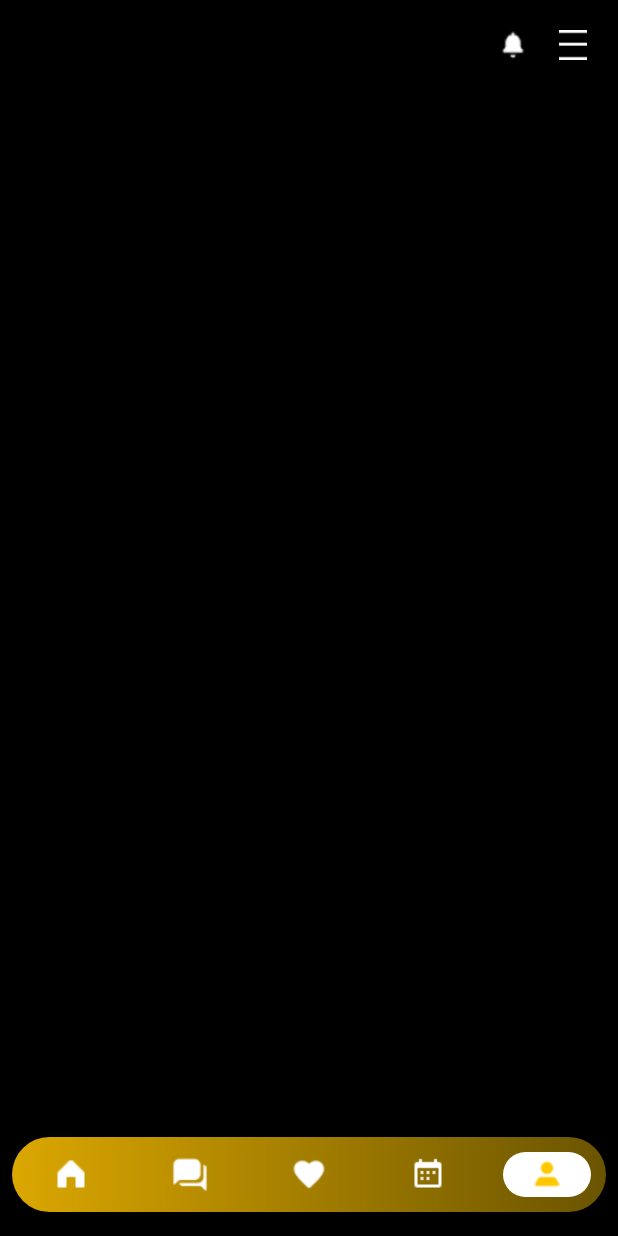
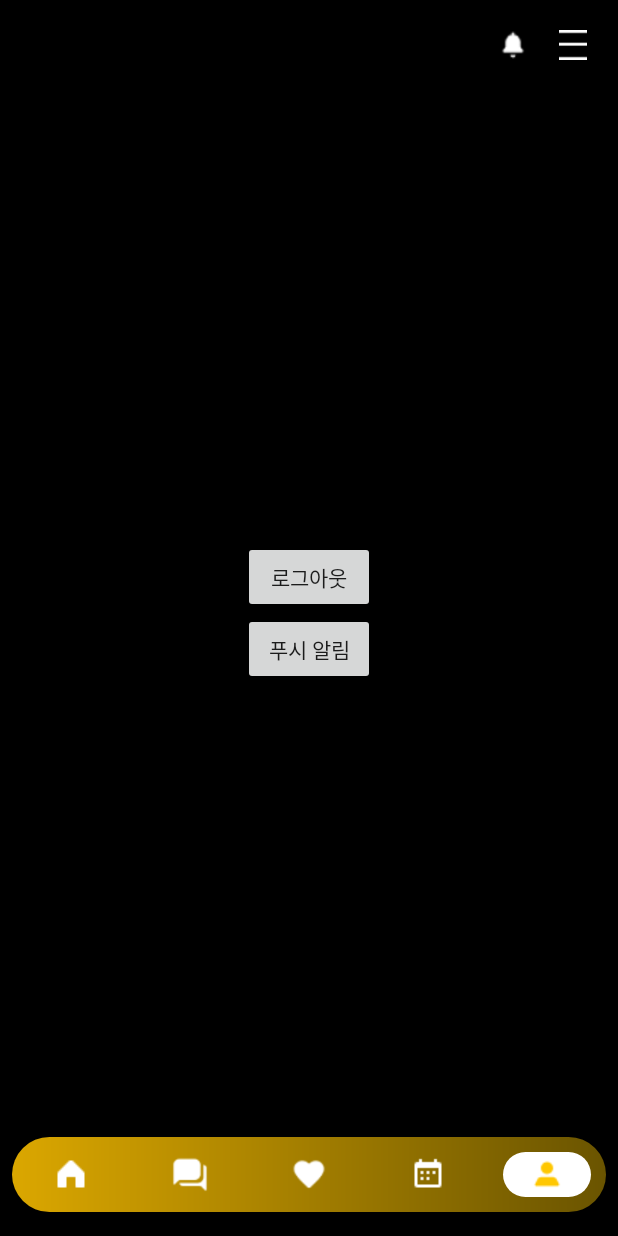
Before and after one commit to EJ-pro/Collobo-Station, an Android app: the Fragment_Home screen opened directly, with no data from a screen before it, item 5 of the bottom bar chosen, on a phone screen of 412 x 824 dp. Run offline under Robolectric (Android 15) with nearby library versions, the phone set to English and light mode, and no system bars; our stand-ins replace Firebase (no records; nobody signed in at launch, a user with empty details on screens opened directly).

Commit message:
main viewpager round 추가

```diff
--- a/app/build.gradle.kts
+++ b/app/build.gradle.kts
@@ -42,6 +42,7 @@ android {
 }
 
 dependencies {
+    implementation("de.hdodenhof:circleimageview:3.1.0")
     implementation("com.google.android.material:material:1.4.0")
     implementation("com.google.firebase:firebase-analytics")
     implementation(platform("com.google.firebase:firebase-bom:32.8.1"))
--- a/app/src/main/java/com/example/collobo_station/Fragment/Fragment_Home.kt
+++ b/app/src/main/java/com/example/collobo_station/Fragment/Fragment_Home.kt
@@ -1,7 +1,9 @@
 package com.example.collobo_station.Fragment
 
 import android.annotation.SuppressLint
+import android.content.ContentValues.TAG
 import android.os.Bundle
+import android.util.Log
 import android.view.LayoutInflater
 import android.view.View
 import android.view.ViewGroup
@@ -17,6 +19,9 @@ import com.example.collobo_station.Adapter.ViewPager2Adapter
 import com.example.collobo_station.R
 import com.google.firebase.firestore.FirebaseFirestore
 import android.widget.Toast
+import com.google.firebase.Firebase
+import com.google.firebase.auth.auth
+import com.google.firebase.firestore.firestore
 
 class Fragment_Home : Fragment() {
 
@@ -28,6 +33,7 @@ class Fragment_Home : Fragment() {
     private lateinit var textViewTargetAudience: TextView
     private lateinit var textViewReceptionPeriod: TextView
     private lateinit var textViewTotalPrize: TextView
+    private lateinit var textViewUserName:TextView
 
     @SuppressLint("MissingInflatedId")
     override fun onCreateView(
@@ -43,6 +49,47 @@ class Fragment_Home : Fragment() {
         textViewTargetAudience = view.findViewById(R.id.textViewTargetAudience)
         textViewReceptionPeriod = view.findViewById(R.id.textViewReceptionPeriod)
         textViewTotalPrize = view.findViewById(R.id.textViewTotalPrize)
+        textViewUserName = view.findViewById(R.id.textViewUserName)
+
+        val user = Firebase.auth.currentUser
+        if (user != null) {
+            val userEmail = user.email
+            if (userEmail != null) {
+                val db = Firebase.firestore
+                // Users 컬렉션에서 현재 사용자의 이메일과 일치하는 문서를 찾습니다.
+                db.collection("Users")
+                    .whereEqualTo("email", userEmail)
+                    .get()
+                    .addOnSuccessListener { documents ->
+                        if (!documents.isEmpty) {
+                            val document = documents.documents[0]
+                            val nickname = document.getString("nickname")
+                            if (nickname != null) {
+                                // 닉네임이 존재하는 경우에만 표시합니다.
+                                textViewUserName.text = nickname
+                                Toast.makeText(requireContext(), "안녕하세요, $nickname 님!", Toast.LENGTH_SHORT).show()
+                            } else {
+                                // 닉네임이 없는 경우 "사용자"로 표시합니다.
+                                textViewUserName.text = "사용자"
+                            }
+                        } else {
+                            // 일치하는 문서가 없는 경우 "사용자"로 표시합니다.
+                            textViewUserName.text = "사용자"
+                        }
+                    }
+                    .addOnFailureListener { e ->
+                        Log.e(TAG, "Error getting document", e)
+                        // 오류 발생 시 "로그인 필요"로 표시합니다.
+                        textViewUserName.text = "로그인 필요"
+                    }
+            } else {
+                // 사용자 이메일이 없는 경우 "로그인 필요"로 표시합니다.
+                textViewUserName.text = "로그인 필요"
+            }
+        } else {
+            // 사용자가 로그인하지 않은 경우 "로그인 필요"로 표시합니다.
+            textViewUserName.text = "로그인 필요"
+        }
 
         val firestore = FirebaseFirestore.getInstance()
         firestore.collection("Recommendation Contest")
--- a/app/src/main/java/com/example/collobo_station/Fragment/Fragment_User.kt
+++ b/app/src/main/java/com/example/collobo_station/Fragment/Fragment_User.kt
@@ -1,6 +1,55 @@
 package com.example.collobo_station.Fragment
 
+import android.content.Context
+import android.content.Intent
+import android.os.Bundle
+import android.view.LayoutInflater
+import android.view.View
+import android.view.ViewGroup
 import androidx.fragment.app.Fragment
+import com.example.collobo_station.Login.LoginActivity
+import com.example.collobo_station.databinding.FragmentMyPageBinding
+import com.google.firebase.auth.FirebaseAuth
 
 class Fragment_User: Fragment() {
+    private var _binding: FragmentMyPageBinding? = null
+    private val binding get() = _binding!!
+
+    override fun onCreateView(
+        inflater: LayoutInflater,
+        container: ViewGroup?,
+        savedInstanceState: Bundle?
+    ): View {
+        _binding = FragmentMyPageBinding.inflate(inflater, container, false)
+        val view = binding.root
+
+        // 로그아웃 버튼 클릭 리스너 설정
+        binding.logoutBtn.setOnClickListener {
+            // Firebase에서 로그아웃
+            FirebaseAuth.getInstance().signOut()
+
+            // SharedPreferences에서 자동 로그인 정보 삭제
+            val sharedPreferences = requireActivity().getSharedPreferences("loginPrefs", Context.MODE_PRIVATE)
+            with(sharedPreferences.edit()) {
+                putBoolean("isLoggedIn", false)
+                remove("username")
+                remove("password")
+                apply()
+            }
+
+            // 로그인 화면으로 이동
+            val intent = Intent(activity, LoginActivity::class.java)
+            startActivity(intent)
+            activity?.finish() // 현재 화면 종료
+        }
+        binding.push.setOnClickListener {
+
+        }
+        return view
+    }
+
+    override fun onDestroyView() {
+        super.onDestroyView()
+        _binding = null
+    }
 }
--- a/app/src/main/java/com/example/collobo_station/Login/CreateActivity.kt
+++ b/app/src/main/java/com/example/collobo_station/Login/CreateActivity.kt
@@ -244,8 +244,7 @@ class CreateActivity  : AppCompatActivity() {
                             "phone_number" to phone,
                             "nickname" to nickname
                         )
-
-                        db.collection("Users").document(nickname)
+                        db.collection("Users").document(email)
                             .set(userInfo)
                             .addOnSuccessListener {
                                 Toast.makeText(this, "회원가입에 성공하였습니다.", Toast.LENGTH_SHORT).show()
--- /dev/null
+++ b/app/src/main/res/layout/fragment_my_page.xml
@@ -0,0 +1,22 @@
+<?xml version="1.0" encoding="utf-8"?>
+<LinearLayout xmlns:android="http://schemas.android.com/apk/res/android"
+    android:layout_width="match_parent"
+    android:layout_height="match_parent"
+    android:orientation="vertical"
+    android:gravity="center">
+
+    <!-- 로그아웃 버튼 -->
+    <Button
+        android:id="@+id/logout_btn"
+        android:layout_width="wrap_content"
+        android:layout_height="wrap_content"
+        android:text="로그아웃"
+        android:layout_centerInParent="true" />
+
+    <Button
+        android:id="@+id/push"
+        android:layout_width="wrap_content"
+        android:layout_height="wrap_content"
+        android:text="푸시 알림"
+        android:layout_centerInParent="true" />
+</LinearLayout>
--- a/app/src/main/res/values/colors.xml
+++ b/app/src/main/res/values/colors.xml
@@ -2,7 +2,7 @@
 <resources>
     <color name="black">#FF000000</color>
     <color name="white">#FFFFFFFF</color>
-    <color name="maincolor">#29FE92</color>
+    <color name="maincolor">#FFC700</color>
     <color name="navigation_start_color">#DBA700</color>
     <color name="navigation_End_color">#6A5400</color>
 </resources>
```
Also changed, not shown: app/src/main/res/layout/fragment_home.xml (+22 -13 lines), app/src/main/res/layout/viewpager2_item.xml (+21 -7 lines), app/src/main/res/drawable/image_dot.png (added), app/src/main/res/drawable/image_smalldot.png (added).
